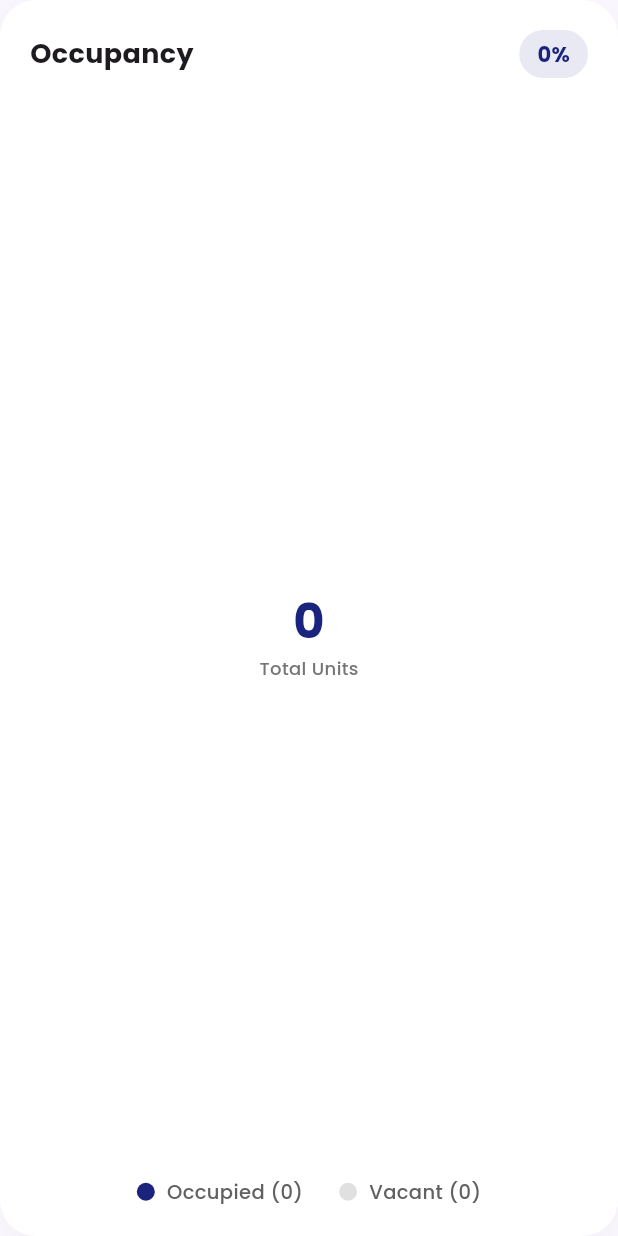
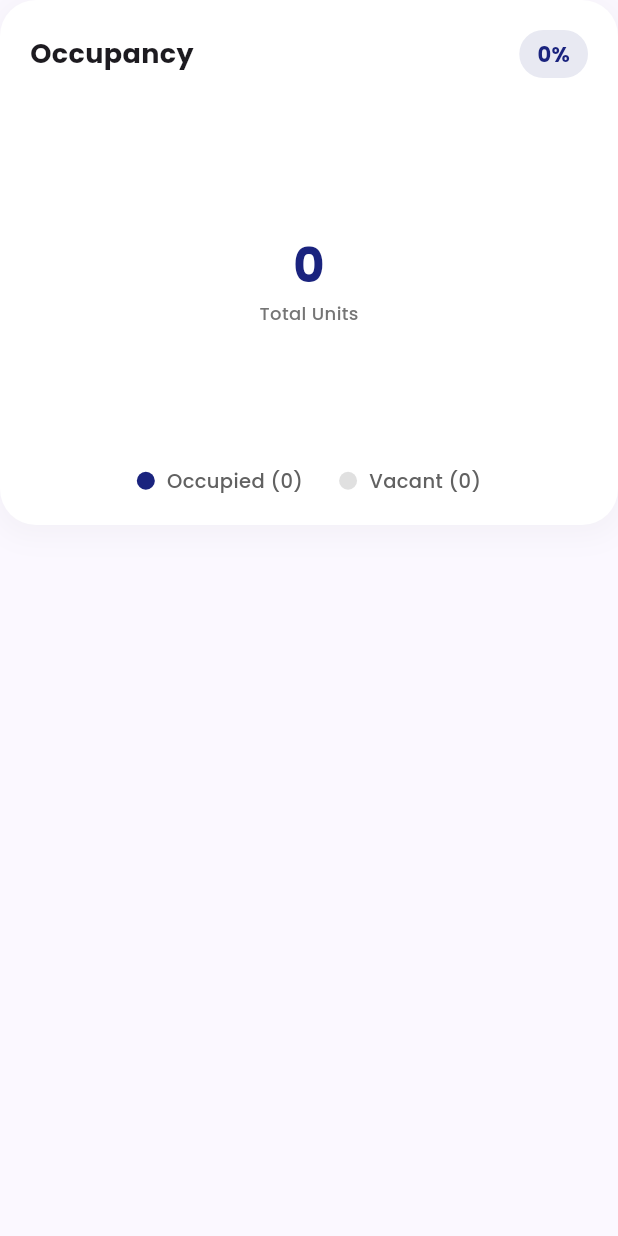
Before and after one commit to Ndunguuu01/KodiPay-App, a Flutter app: the OccupancyChart widget shown alone on an empty page, opened directly with empty values, on a phone screen of 412 x 824 dp. Run offline on Flutter 3.47's test engine with Material 3 defaults, Android fonts, the phone set to English and light mode, and no system bars; drawn by our look-alikes of fl_chart; our stand-ins replace flutter_dotenv, flutter_local_notifications, flutter_staggered_animations, google_fonts, google_generative_ai, google_mobile_ads and 10 more; missing offline and left inert: flutter_stripe; accounts and stored records are empty; network calls fail.

Commit message:
Fix chart layout overflow by adding fixed height

```diff
--- a/frontend/lib/widgets/occupancy_chart.dart
+++ b/frontend/lib/widgets/occupancy_chart.dart
@@ -14,6 +14,7 @@ class OccupancyChart extends StatelessWidget {
     final occupiedPercentage = total > 0 ? (occupied / total * 100).toStringAsFixed(1) : '0';
 
     return Container(
+      height: 350,
       padding: const EdgeInsets.all(20),
       decoration: BoxDecoration(
         color: Colors.white,
--- a/frontend/lib/widgets/revenue_chart.dart
+++ b/frontend/lib/widgets/revenue_chart.dart
@@ -22,6 +22,7 @@ class RevenueChart extends StatelessWidget {
     ];
 
     return Container(
+      height: 350,
       padding: const EdgeInsets.all(20),
       decoration: BoxDecoration(
         color: Colors.white,
```
Also changed, not shown: 1 other file.
